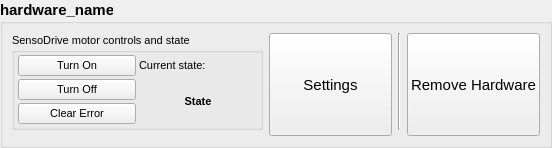
Qt form modules/hardwaremp/hardwaremp_inputclasses/ui/hardware_tab_sensodrive.ui (tud-hri/joan) before a commit.
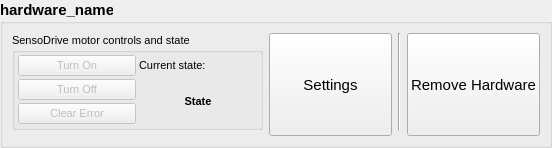
The same form after that commit.

Commit message: implemented course button handling for sensodrive

What changed in the file:
```diff
--- a/modules/hardwaremp/hardwaremp_inputclasses/ui/hardware_tab_sensodrive.ui
+++ b/modules/hardwaremp/hardwaremp_inputclasses/ui/hardware_tab_sensodrive.ui
@@ -112,6 +112,9 @@
          </property>
          <item row="2" column="0">
           <widget class="QPushButton" name="btn_on">
+           <property name="enabled">
+            <bool>false</bool>
+           </property>
            <property name="sizePolicy">
             <sizepolicy hsizetype="Minimum" vsizetype="Preferred">
              <horstretch>0</horstretch>
@@ -131,6 +134,9 @@
          </item>
          <item row="4" column="0">
           <widget class="QPushButton" name="btn_clear_error">
+           <property name="enabled">
+            <bool>false</bool>
+           </property>
            <property name="font">
             <font>
              <weight>50</weight>
@@ -144,6 +150,9 @@
          </item>
          <item row="3" column="0">
           <widget class="QPushButton" name="btn_off">
+           <property name="enabled">
+            <bool>false</bool>
+           </property>
            <property name="font">
             <font>
              <weight>50</weight>
```
The commit also changes 3 other files.
